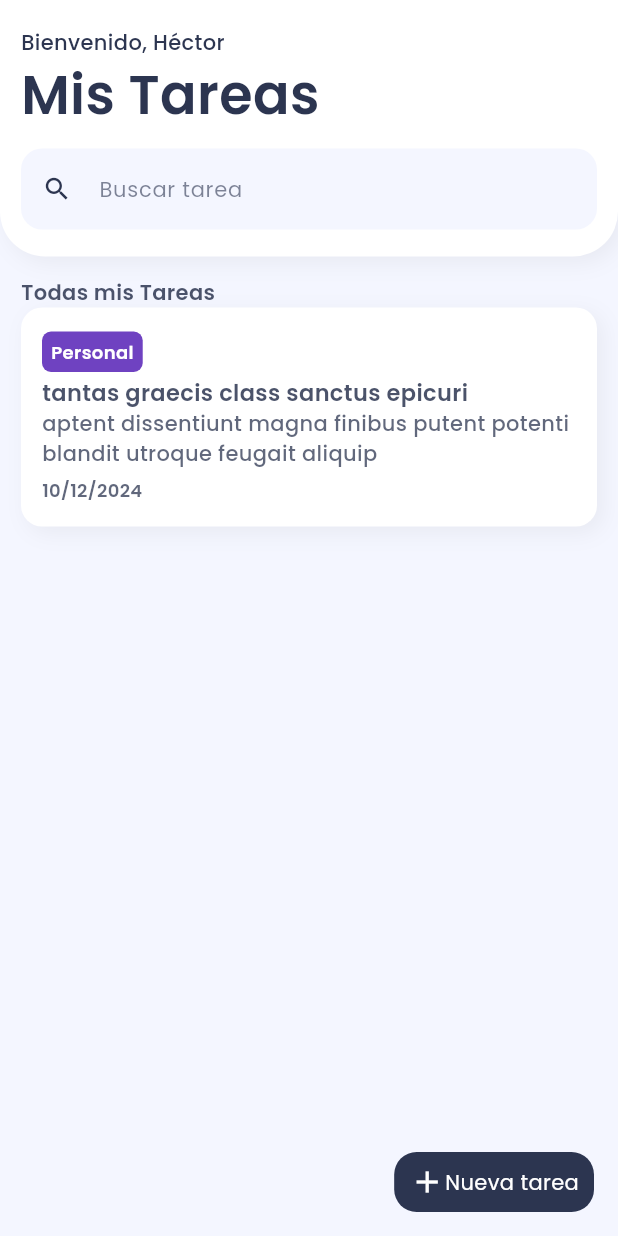
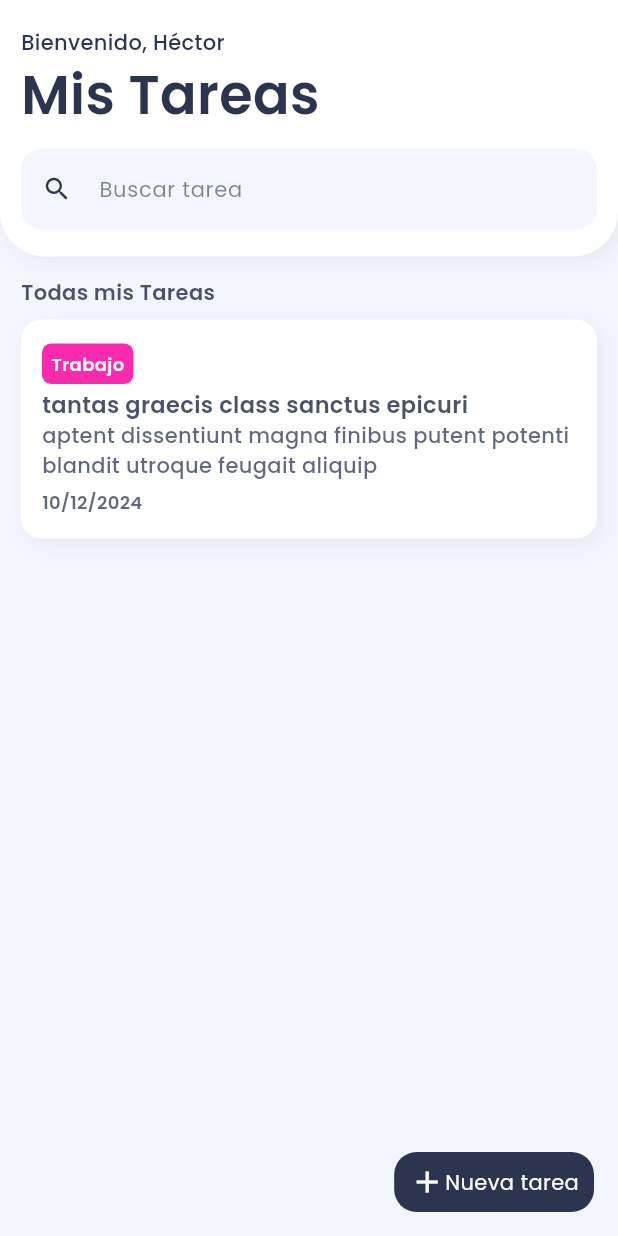
Before and after one commit to hectorfd/firetask, a Flutter app: the screen it shows after launch, on a phone screen of 412 x 824 dp. Run offline on Flutter 3.47's test engine with Material 3 defaults, Android fonts, the phone set to English and light mode, and no system bars; our stand-ins replace cloud_firestore, firebase_core, google_fonts; accounts and stored records are empty.

Commit message:
widget categoria

```diff
--- a/lib/pages/home_page.dart
+++ b/lib/pages/home_page.dart
@@ -1,6 +1,7 @@
 import 'package:cloud_firestore/cloud_firestore.dart';
 import 'package:firetask/ui/general/colors.dart';
 import 'package:firetask/ui/widgets/general_widgets.dart';
+import 'package:firetask/ui/widgets/item_task_widget.dart';
 import 'package:flutter/material.dart';
 
 import '../ui/widgets/textfield_search_widget.dart';
@@ -37,9 +38,7 @@ class HomePage extends StatelessWidget {
           ),
         ),
       ),
-      // appBar: AppBar(
-      //   title: Text("Home Page"),
-      // ),
+
       body: SingleChildScrollView(
         child: Column(children: [
           Container(
@@ -95,64 +94,7 @@ class HomePage extends StatelessWidget {
                     color: primary.withOpacity(0.85)
                 ),
                 ),
-                Container(
-                  padding: const EdgeInsets.symmetric(horizontal: 14, vertical: 16),
-
-                  decoration: BoxDecoration(
-                    color: Colors.white,
-                    borderRadius: BorderRadius.circular(14),
-                    boxShadow: [
-                      BoxShadow(
-                        color: Colors.black.withOpacity(0.05),
-                        offset: const Offset(4, 4),
-                        blurRadius: 12
-                      ),
-                    ],
-                  ),
-                  child: Column(
-                    crossAxisAlignment: CrossAxisAlignment.start,
-                    children: [
-                      Container(
-                        padding: const EdgeInsets.symmetric(horizontal: 6, vertical: 5),
-
-                        decoration: BoxDecoration(
-                            color: Color(0xff6F42C1),
-                          borderRadius: BorderRadius.circular(6),
-                          ),
-                          child: Text("Personal",
-                            style: TextStyle(
-                            fontSize:12,
-                            fontWeight: FontWeight.w600,
-                            color: Colors.white,
-                          ),
-                          ),
-                        ),
-                        caja3(),
-                        Text("tantas graecis class sanctus epicuri",
-                        style: TextStyle(
-                            fontSize:15,
-                            fontWeight: FontWeight.w600,
-                            color: primary.withOpacity(0.85),
-                        ),
-                      ),
-                      Text("aptent dissentiunt magna finibus putent potenti blandit utroque feugait aliquip",
-                        style: TextStyle(
-                        fontSize:14,
-                        fontWeight: FontWeight.w500,
-                        color: primary.withOpacity(0.75),
-                      ),
-                      ),
-                      caja6(),
-                      Text("10/12/2024",
-                        style: TextStyle(
-                        fontSize:12,
-                        fontWeight: FontWeight.w600,
-                        color: primary.withOpacity(0.75),
-                        ),
-                      ),
-                    ],
-                  ),
-                ),
+                ItemTaskWidget(),
               ],
             ),
           ),
--- a/lib/ui/general/colors.dart
+++ b/lib/ui/general/colors.dart
@@ -2,3 +2,9 @@ import 'dart:ui';
 
 Color primary = const Color(0xff2c3550);
 Color secondary = const Color(0xffF4F6FF);
+
+Map<String, Color> categoryColor = {
+  "Personal": Color(0xff6F42C1),
+  "Trabajo": Color(0xffF92AAD),
+  "Otro": Color(0xffF1DD5C),
+};
--- /dev/null
+++ b/lib/ui/widgets/item_category_widget.dart
@@ -0,0 +1,29 @@
+import 'package:firetask/ui/general/colors.dart';
+import 'package:flutter/material.dart';
+
+class ItemCategoryWidget extends StatelessWidget {
+  // const ItemCategoryWidget({super.key});
+
+  String text;
+  ItemCategoryWidget({required this.text});
+
+  @override
+  Widget build(BuildContext context) {
+    return Container(
+      padding: const EdgeInsets.symmetric(horizontal: 6, vertical: 5),
+
+      decoration: BoxDecoration(
+        color: categoryColor[text],
+        borderRadius: BorderRadius.circular(6),
+      ),
+      child: Text(
+        text,
+        style: TextStyle(
+          fontSize:12,
+          fontWeight: FontWeight.w600,
+          color: Colors.white,
+        ),
+      ),
+    );
+  }
+}
--- /dev/null
+++ b/lib/ui/widgets/item_task_widget.dart
@@ -0,0 +1,57 @@
+import 'package:firetask/ui/widgets/item_category_widget.dart';
+import 'package:flutter/material.dart';
+
+import '../general/colors.dart';
+import 'general_widgets.dart';
+
+class ItemTaskWidget extends StatelessWidget {
+  const ItemTaskWidget({super.key});
+
+  @override
+  Widget build(BuildContext context) {
+    return Container(
+      padding: const EdgeInsets.symmetric(horizontal: 14, vertical: 16),
+      margin: const EdgeInsets.symmetric(vertical: 8),
+      decoration: BoxDecoration(
+        color: Colors.white,
+        borderRadius: BorderRadius.circular(14),
+        boxShadow: [
+          BoxShadow(
+              color: Colors.black.withOpacity(0.05),
+              offset: const Offset(4, 4),
+              blurRadius: 12
+          ),
+        ],
+      ),
+      child: Column(
+        crossAxisAlignment: CrossAxisAlignment.start,
+        children: [
+          ItemCategoryWidget( text: "Trabajo",),
+          caja3(),
+          Text("tantas graecis class sanctus epicuri",
+            style: TextStyle(
+              fontSize:15,
+              fontWeight: FontWeight.w600,
+              color: primary.withOpacity(0.85),
+            ),
+          ),
+          Text("aptent dissentiunt magna finibus putent potenti blandit utroque feugait aliquip",
+            style: TextStyle(
+              fontSize:14,
+              fontWeight: FontWeight.w500,
+              color: primary.withOpacity(0.75),
+            ),
+          ),
+          caja6(),
+          Text("10/12/2024",
+            style: TextStyle(
+              fontSize:12,
+              fontWeight: FontWeight.w600,
+              color: primary.withOpacity(0.75),
+            ),
+          ),
+        ],
+      ),
+    );
+  }
+}
```
